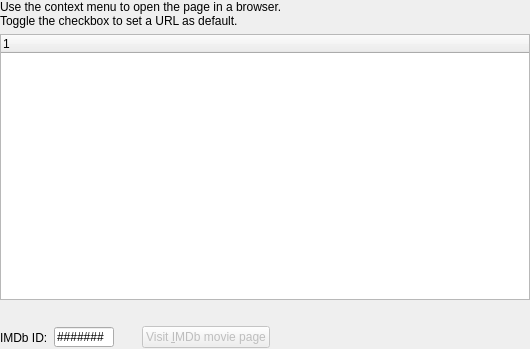
Above: src/movida/ui/linkspage.ui from hippydream/movida before the change. Below: the same form after it.
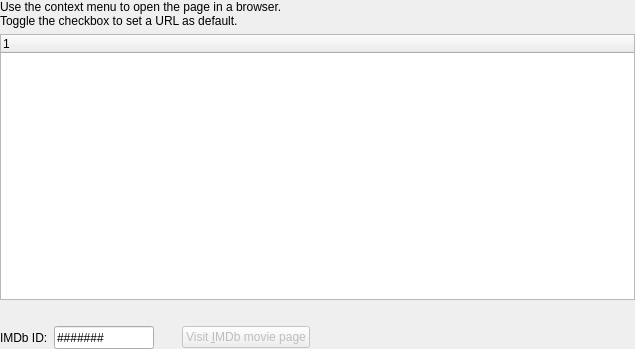
That is the form after the change. Custom widgets are drawn as their Qt base class.

Commit message: Removed html tags from some labels

```diff
--- a/src/movida/ui/linkspage.ui
+++ b/src/movida/ui/linkspage.ui
@@ -5,24 +5,15 @@
    <rect>
     <x>0</x>
     <y>0</y>
-    <width>530</width>
+    <width>635</width>
     <height>349</height>
    </rect>
   </property>
   <property name="windowTitle" >
    <string>Links</string>
   </property>
-  <layout class="QGridLayout" >
-   <property name="leftMargin" >
-    <number>0</number>
-   </property>
-   <property name="topMargin" >
-    <number>0</number>
-   </property>
-   <property name="rightMargin" >
-    <number>0</number>
-   </property>
-   <property name="bottomMargin" >
+  <layout class="QGridLayout" name="gridLayout" >
+   <property name="margin" >
     <number>0</number>
    </property>
    <item row="0" column="0" colspan="5" >
@@ -80,21 +71,21 @@
    <item row="3" column="1" >
     <widget class="QLineEdit" name="imdbInput" >
      <property name="sizePolicy" >
-      <sizepolicy vsizetype="Fixed" hsizetype="Fixed" >
+      <sizepolicy vsizetype="Preferred" hsizetype="Fixed" >
        <horstretch>0</horstretch>
        <verstretch>0</verstretch>
       </sizepolicy>
      </property>
      <property name="minimumSize" >
       <size>
-       <width>60</width>
+       <width>100</width>
        <height>0</height>
       </size>
      </property>
      <property name="maximumSize" >
       <size>
-       <width>60</width>
-       <height>20</height>
+       <width>100</width>
+       <height>16777215</height>
       </size>
      </property>
      <property name="inputMask" >
@@ -157,9 +148,9 @@
      <property name="orientation" >
       <enum>Qt::Horizontal</enum>
      </property>
-     <property name="sizeHint" >
+     <property name="sizeHint" stdset="0" >
       <size>
-       <width>244</width>
+       <width>200</width>
        <height>23</height>
       </size>
      </property>
```
Left out of the diff: 4 changed lines with no effect on the pictures. The commit also changes 1 other file.
